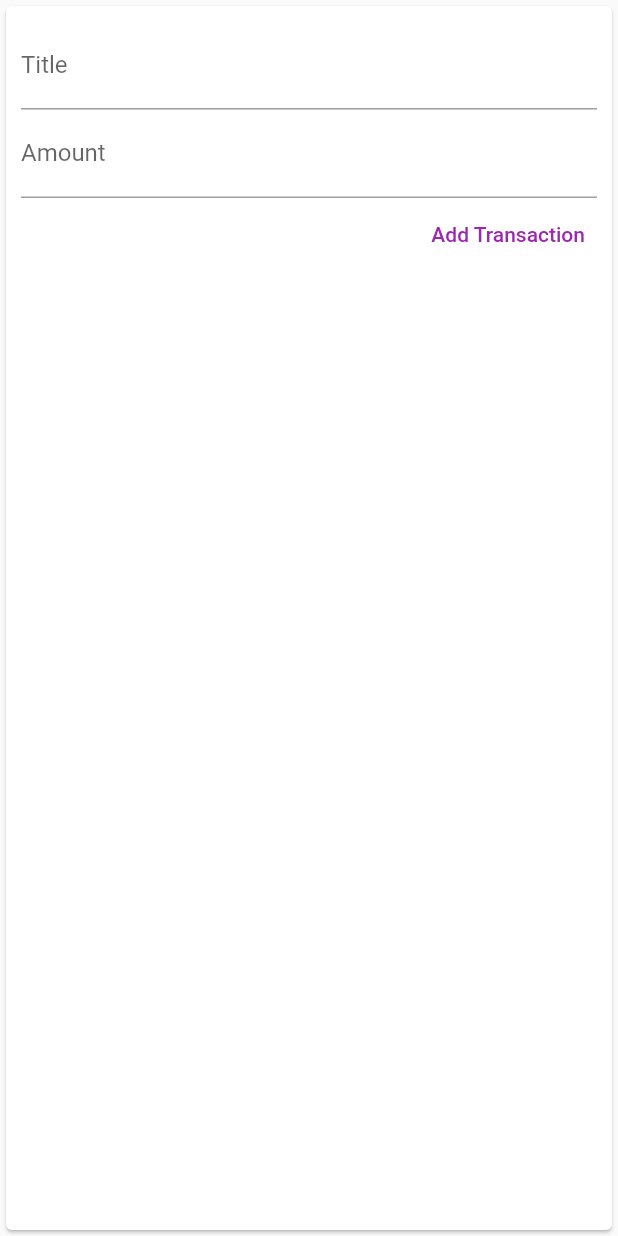
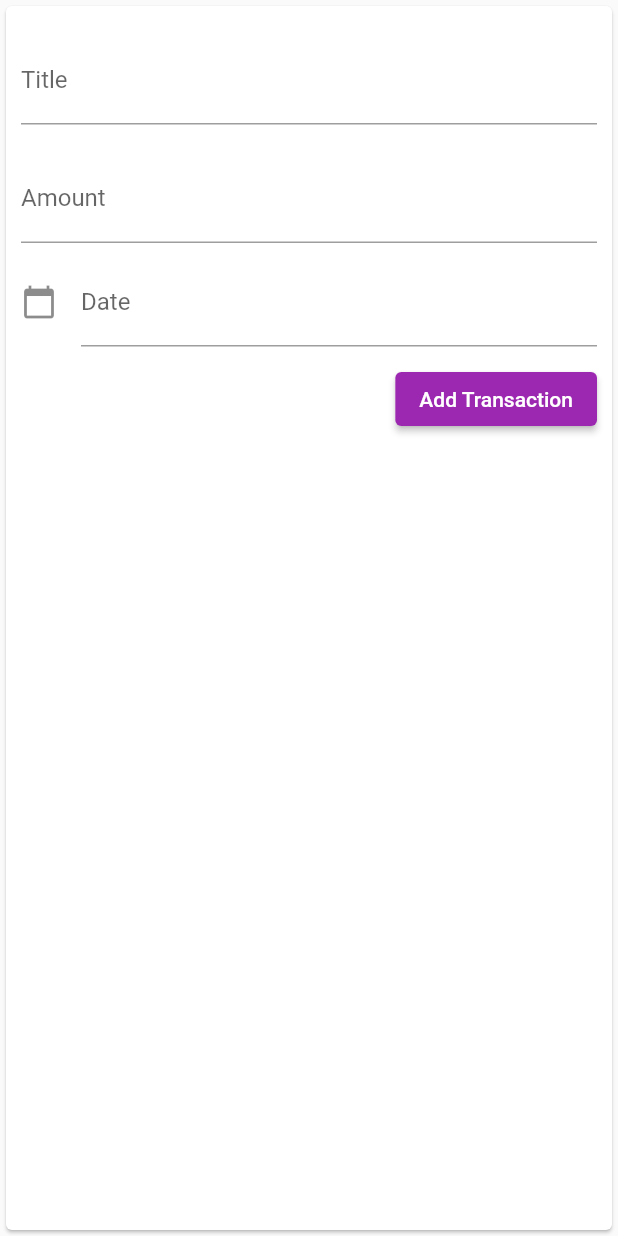
Before and after one commit to Imeryl/flutterExploration, a Flutter app: the NewTransaction widget shown alone on an empty page, opened directly with empty values, after a tap on "Add Transaction", on a phone screen of 412 x 824 dp. Run offline on Flutter 3.47's test engine with Material 2 defaults, Android fonts, the phone set to English and light mode, and no system bars.

Commit message:
Chp 111 - 113
Adding a date picker

```diff
--- a/expense_planner/lib/main.dart
+++ b/expense_planner/lib/main.dart
@@ -53,14 +53,14 @@ class _MyHomePageState extends State<MyHomePage> {
         .toList();
   }
 
-  void _addTransaction(String title, double amount) {
+  void _addTransaction(String title, double amount, DateTime date) {
     setState(() {
       _userTransactions.add(
         Transaction(
           id: DateTime.now().toString(),
           title: title,
           amount: amount,
-          date: DateTime.now(),
+          date: date,
         ),
       );
     });
--- a/expense_planner/lib/widgets/new_transaction.dart
+++ b/expense_planner/lib/widgets/new_transaction.dart
@@ -1,4 +1,5 @@
 import 'package:flutter/material.dart';
+import 'package:intl/intl.dart';
 
 class NewTransaction extends StatefulWidget {
   final Function addTransactionCallback;
@@ -10,22 +11,39 @@ class NewTransaction extends StatefulWidget {
 }
 
 class _NewTransactionState extends State<NewTransaction> {
-  final amountController = TextEditingController();
+  final _amountController = TextEditingController();
+  final _dateController = TextEditingController();
+  final _titleController = TextEditingController();
+  DateTime? _selectedDate;
 
-  final titleController = TextEditingController();
+  void _submitData() {
+    final double enteredAmount = double.parse(_amountController.text);
+    final String enteredTitle = _titleController.text;
 
-  void submitData() {
-    final double enteredAmount = double.parse(amountController.text);
-    final String enteredTitle = titleController.text;
-
-    if (enteredAmount <= 0 || enteredTitle.isEmpty) return;
+    if (enteredAmount <= 0 || enteredTitle.isEmpty || _selectedDate == null)
+      return;
 
     widget.addTransactionCallback(
       enteredTitle,
       enteredAmount,
+      _selectedDate,
     );
 
     Navigator.of(context).pop();
+  }
+
+  void _showDatePicker() {
+    showDatePicker(
+      context: context,
+      initialDate: DateTime.now(),
+      firstDate: DateTime(2019),
+      lastDate: DateTime.now(),
+    ).then((value) {
+      if (value == null) return;
+
+      _selectedDate = value;
+      setState(() => _dateController.text = DateFormat.yMd().format(value));
+    });
   }
 
   @override
@@ -37,27 +55,44 @@ class _NewTransactionState extends State<NewTransaction> {
           child: Column(
             crossAxisAlignment: CrossAxisAlignment.end,
             children: <Widget>[
-              TextField(
-                cursorColor: Colors.purple,
-                controller: titleController,
-                decoration: InputDecoration(
-                  label: Text('Title'),
+              Container(
+                margin: EdgeInsets.symmetric(vertical: 10),
+                child: TextField(
+                  controller: _titleController,
+                  decoration: InputDecoration(
+                    label: Text('Title'),
+                  ),
                 ),
-                onSubmitted: (_) => submitData(),
               ),
-              TextField(
-                controller: amountController,
-                decoration: InputDecoration(
-                  label: Text('Amount'),
+              Container(
+                margin: EdgeInsets.symmetric(vertical: 10),
+                child: TextField(
+                  controller: _amountController,
+                  decoration: InputDecoration(
+                    label: Text('Amount'),
+                  ),
+                  keyboardType: TextInputType.numberWithOptions(decimal: true),
                 ),
-                keyboardType: TextInputType.numberWithOptions(decimal: true),
-                onSubmitted: (_) => submitData(),
               ),
-              TextButton(
-                onPressed: submitData,
+              Container(
+                height: 70,
+                child: TextField(
+                  controller: _dateController,
+                  decoration: InputDecoration(
+                    icon: Icon(Icons.calendar_today),
+                    label: Text('Date'),
+                  ),
+                  readOnly: true,
+                  onTap: _showDatePicker,
+                ),
+              ),
+              ElevatedButton(
+                onPressed: _submitData,
                 child: Text(
                   'Add Transaction',
-                  style: TextStyle(color: Colors.purple),
+                  style: TextStyle(
+                    color: Theme.of(context).colorScheme.onPrimary,
+                  ),
                 ),
               ),
             ],
```
